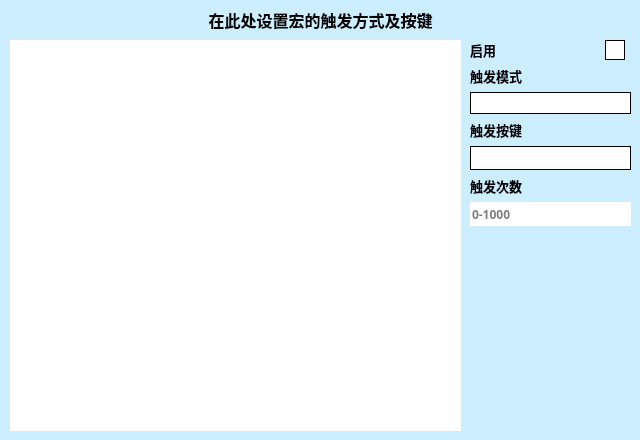
First picture: the form in .ui/TriggerUi.ui, repository hongliangdu/Quickinput, before the edit.
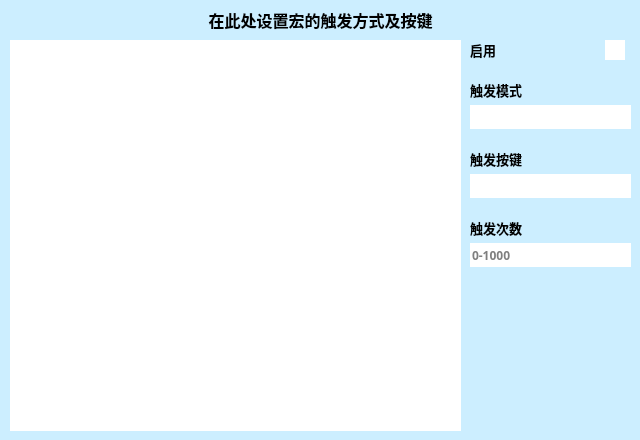
Second picture: the form after the edit. Custom widgets are drawn as their Qt base class.

Patch:
```diff
--- a/.ui/TriggerUi.ui
+++ b/.ui/TriggerUi.ui
@@ -135,8 +135,14 @@
     </rect>
    </property>
    <layout class="QVBoxLayout" name="verticalLayout">
+    <property name="spacing">
+     <number>20</number>
+    </property>
     <item>
      <layout class="QHBoxLayout" name="horizontalLayout">
+      <property name="spacing">
+       <number>5</number>
+      </property>
       <item>
        <widget class="QLabel" name="lbState">
         <property name="font">
@@ -179,15 +185,7 @@
          <enum>Qt::ClickFocus</enum>
         </property>
         <property name="styleSheet">
-         <string notr="true">QCheckBox::indicator {
-	background-color:#FFF;
-	width:18;
-	height:18;
-	border:1px solid #000;
-}
-QCheckBox::indicator:checked {
-	background-color:#888;
-}</string>
+         <string notr="true">QCheckBox::indicator {background-color:#FFF;width:20px;height:20px;}QCheckBox::indicator:checked {background-color:#888;}</string>
         </property>
         <property name="text">
          <string/>
@@ -209,6 +207,11 @@
      </layout>
     </item>
     <item>
+     <layout class="QVBoxLayout" name="verticalLayout_2">
+      <property name="spacing">
+       <number>5</number>
+      </property>
+      <item>
      <widget class="QLabel" name="lbMode">
       <property name="font">
        <font>
@@ -225,6 +228,12 @@
     </item>
     <item>
      <widget class="QComboBox" name="cmbMode">
+        <property name="minimumSize">
+         <size>
+          <width>0</width>
+          <height>24</height>
+         </size>
+        </property>
       <property name="font">
        <font>
         <family>微软雅黑</family>
@@ -243,7 +252,7 @@
        <string notr="true">QComboBox {
 	background-color:#FFF;
 	padding-left:3px;
-	border:1px solid #000;
+	border:none;
 } 
 QComboBox::drop-down {
 	background-color:#FFF;
@@ -255,6 +264,13 @@
       </property>
      </widget>
     </item>
+     </layout>
+    </item>
+    <item>
+     <layout class="QVBoxLayout" name="verticalLayout_3">
+      <property name="spacing">
+       <number>5</number>
+      </property>
     <item>
      <widget class="QLabel" name="lbTr">
       <property name="font">
@@ -272,17 +288,30 @@
     </item>
     <item>
      <widget class="QKeyEdit" name="hkTr" native="true">
+        <property name="sizePolicy">
+         <sizepolicy hsizetype="Preferred" vsizetype="Fixed">
+          <horstretch>0</horstretch>
+          <verstretch>0</verstretch>
+         </sizepolicy>
+        </property>
       <property name="minimumSize">
        <size>
-        <width>0</width>
+          <width>48</width>
         <height>24</height>
        </size>
       </property>
       <property name="styleSheet">
-       <string notr="true">background-color:#FFF; border:1px solid #000;</string>
+         <string notr="true">background-color:white;</string>
       </property>
      </widget>
     </item>
+     </layout>
+    </item>
+    <item>
+     <layout class="QVBoxLayout" name="verticalLayout_4">
+      <property name="spacing">
+       <number>5</number>
+      </property>
     <item>
      <widget class="QLabel" name="lbCount">
       <property name="font">
@@ -333,6 +362,8 @@
        <string>0-1000</string>
       </property>
      </widget>
+      </item>
+     </layout>
     </item>
     <item>
      <spacer name="verticalSpacer">
```
Lines whose indentation alone changed are shown as unchanged.
